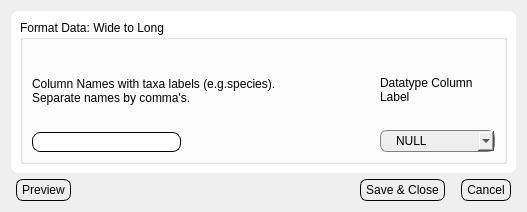
bibsian/database-development, file Views/ui_dialog_widetolong.ui: the form before one commit.
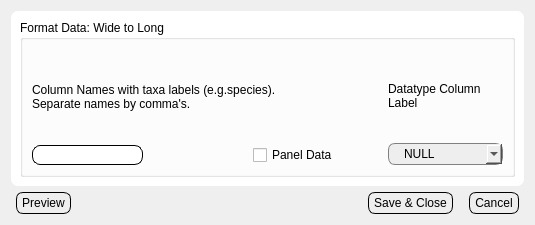
The form after the commit.

Commit message: Added a checkbox to the wide to long view so that we can manipulate panel data more easily. Underhood code was added to deal with panel data.

```diff
--- a/Views/ui_dialog_widetolong.ui
+++ b/Views/ui_dialog_widetolong.ui
@@ -6,8 +6,8 @@
    <rect>
     <x>0</x>
     <y>0</y>
-    <width>527</width>
-    <height>212</height>
+    <width>535</width>
+    <height>225</height>
    </rect>
   </property>
   <property name="windowTitle">
@@ -111,6 +111,13 @@
                    </property>
                   </spacer>
                  </item>
+                 <item>
+                  <widget class="QCheckBox" name="ckPaneldata">
+                   <property name="text">
+                    <string>Panel Data</string>
+                   </property>
+                  </widget>
+                 </item>
                 </layout>
                </item>
               </layout>
```
Left out of the diff: 10 changed lines with no effect on the pictures. The commit also changes 1 other file.
